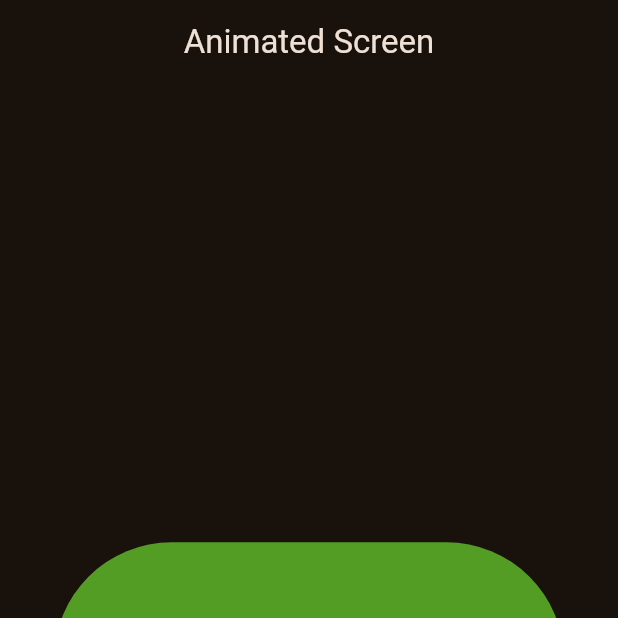
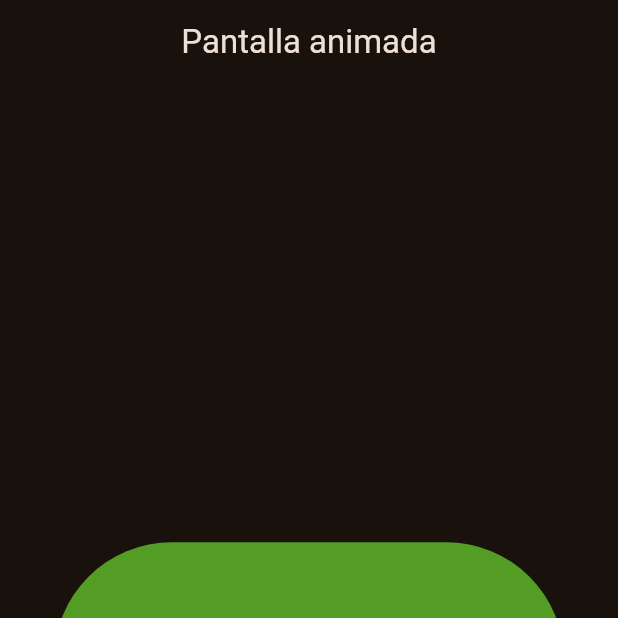
Before and after one commit to garciaeury26/widgets_app, a Flutter app: the AnimatedScreen screen opened by its route, after a tap on the "play arrow" icon, on a phone screen of 412 x 824 dp, the top half of it. Run offline on Flutter 3.47's test engine with Material 2 defaults, Android fonts, the phone set to English and light mode, and no system bars; our stand-ins replace go_router.

Commit message:
ui screen controllers

```diff
--- a/lib/config/router/router_config.dart
+++ b/lib/config/router/router_config.dart
@@ -33,6 +33,11 @@ final appRouter = GoRouter(
       path: '/animacion',
       name: const AnimatedScreen().name,
       builder: (context, state) => const AnimatedScreen(),
+    ),
+    GoRoute(
+      path: '/uicontrols',
+      name: const UiScreenControllers().name,
+      builder: (context, state) => const UiScreenControllers(),
     )
   ],
 );
--- a/lib/presentations/screens/animated/animeted_screen.dart
+++ b/lib/presentations/screens/animated/animeted_screen.dart
@@ -1,13 +1,13 @@
 import 'package:flutter/material.dart';
-// ? para funciones matematicas
 import 'dart:math' show Random;
 
 class AnimatedScreen extends StatefulWidget {
   final String name = 'animated_screen';
+
   const AnimatedScreen({super.key});
 
   @override
-  State<AnimatedScreen> createState() => _AnimatedScreenState();
+  _AnimatedScreenState createState() => _AnimatedScreenState();
 }
 
 class _AnimatedScreenState extends State<AnimatedScreen> {
@@ -20,11 +20,11 @@ class _AnimatedScreenState extends State<AnimatedScreen> {
   Widget build(BuildContext context) {
     return Scaffold(
       appBar: AppBar(
-        title: const Text('Animated Screen'),
+        title: const Text('Pantalla animada'),
       ),
       body: Center(
         child: AnimatedContainer(
-          duration: const Duration(microseconds: 400),
+          duration: const Duration(milliseconds: 1000),
           curve: Curves.elasticInOut,
           width: width <= 0 ? 0 : width,
           height: height <= 0 ? 0 : height,
@@ -33,13 +33,13 @@ class _AnimatedScreenState extends State<AnimatedScreen> {
         ),
       ),
       floatingActionButton: FloatingActionButton(
-        onPressed: changeShape,
+        onPressed: _cambiarForma,
         child: const Icon(Icons.play_arrow_rounded),
       ),
     );
   }
 
-  void changeShape() {
+  void _cambiarForma() {
     final random = Random();
     setState(() {
       width = random.nextInt(300) + 120;
```
Also changed, not shown: lib/config/menu/menu_items.dart (+6 -1 lines), lib/presentations/screens/ui_controllers/ui_controllers_screen.dart (+97 -1 lines).
